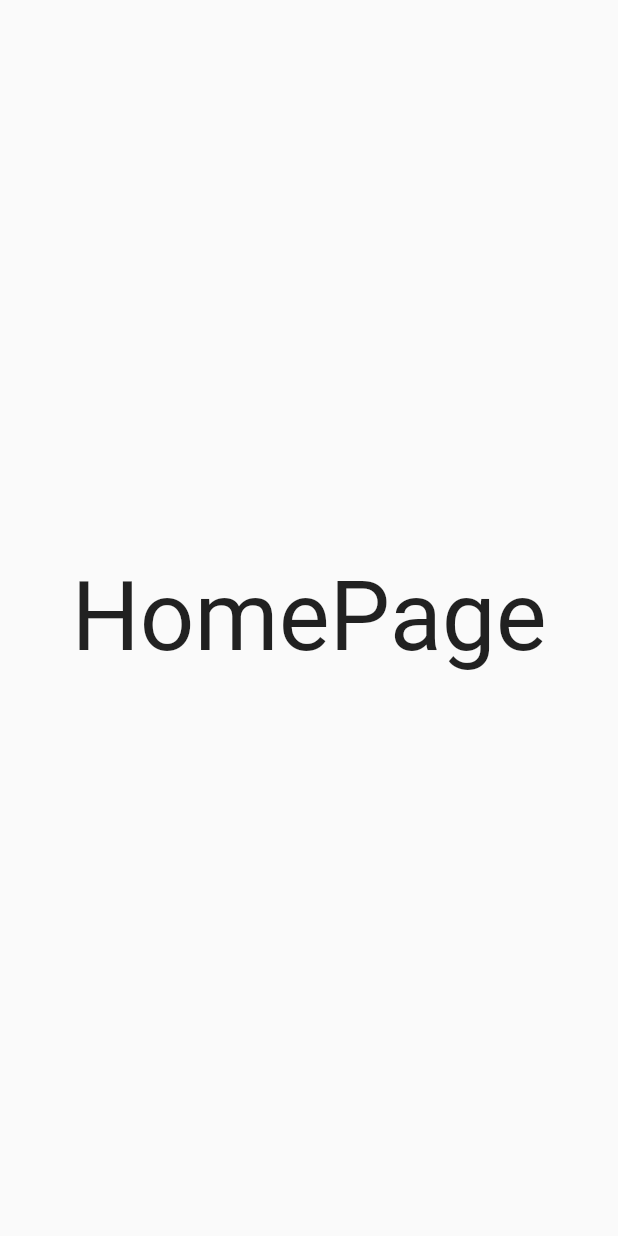
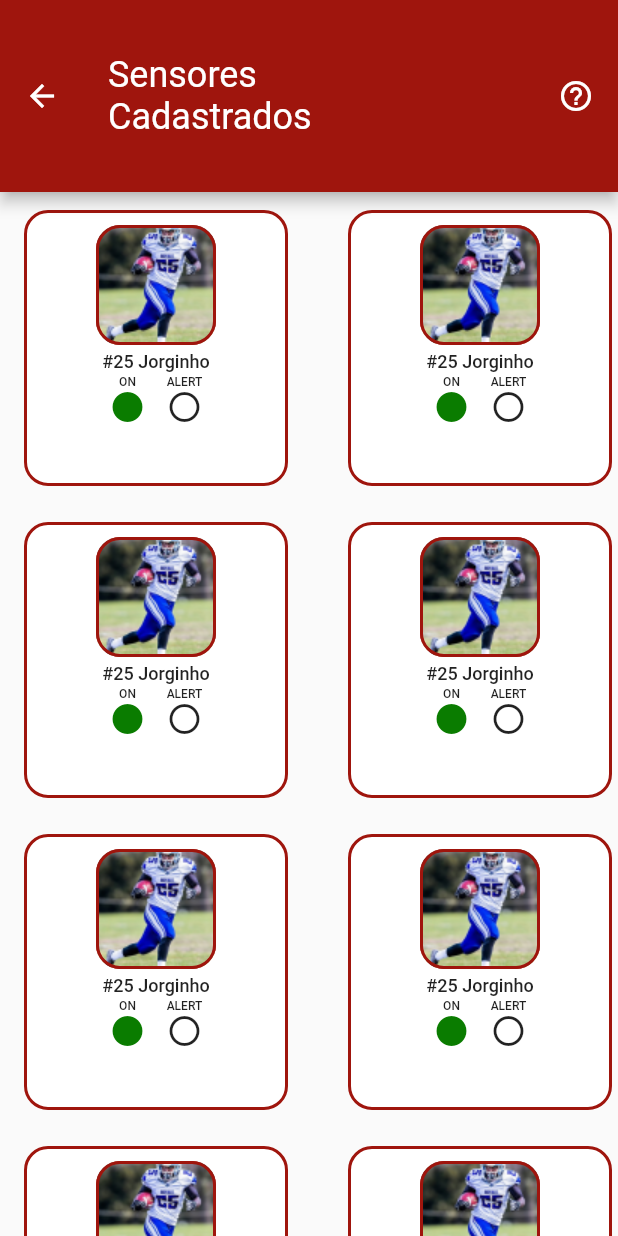
Before and after one commit to MateusFerroAntunesdeOliveira/sixth_sense, a Flutter app: the HomePage screen opened directly, on a phone screen of 412 x 824 dp. Run offline on Flutter 3.47's test engine with Material 2 defaults, Android fonts, the phone set to English and light mode, and no system bars.

Commit message:
home_page em andamento - Arrumar GridView

```diff
--- a/lib/src/app.dart
+++ b/lib/src/app.dart
@@ -15,8 +15,8 @@ class MyApp extends StatelessWidget {
       debugShowCheckedModeBanner: false,
       initialRoute: "/",
       routes: {
-        // "/": (_) => const HomePage(),
-        "/": (_) => const LoginPage(),
+        // "/": (_) => const LoginPage(),
+        "/": (_) => const HomePage(),
         // "/": (_) => const SplashCreen(),
       },
       localizationsDelegates: const [
--- a/lib/src/pages/home/home_page.dart
+++ b/lib/src/pages/home/home_page.dart
@@ -1,17 +1,91 @@
+// ignore_for_file: prefer_const_constructors
+
 import 'package:flutter/material.dart';
 
 class HomePage extends StatelessWidget {
   const HomePage({Key? key}) : super(key: key);
 
+  Widget _gridView() => GridView.count(
+        //TODO Arrumar GridView
+        crossAxisCount: 2,
+        mainAxisSpacing: 12,
+        crossAxisSpacing: 20,
+        children: List.generate(30, (index) {
+          return Container(
+            height: 150,
+            width: 96,
+            margin: EdgeInsets.only(top: 12, left: 16, right: 4),
+            decoration: BoxDecoration(
+              color: Colors.white,
+              border: Border.all(color: Color(0xFF9F150D), width: 2),
+              borderRadius: BorderRadius.circular(16),
+            ),
+            child: Column(
+              children: [
+                //-> Imagem e borda
+                Container(
+                  width: 80,
+                  height: 80,
+                  margin: EdgeInsets.only(top: 8, left: 8, right: 8, bottom: 4),
+                  decoration: BoxDecoration(
+                    image: DecorationImage(
+                      image: AssetImage("assets/images/Player.png"),
+                      fit: BoxFit.none,
+                    ),
+                    border: Border.all(color: Color(0xFF9F150D), width: 2),
+                    borderRadius: BorderRadius.circular(16),
+                  ),
+                ),
+                //-> Texto Player
+                Text(
+                  "#25 Jorginho",
+                  style: TextStyle(
+                    fontSize: 12,
+                    fontWeight: FontWeight.w500,
+                  ),
+                ),
+                SizedBox(height: 2),
+                //-> Botoes ON e ALERT
+                Row(
+                  mainAxisAlignment: MainAxisAlignment.center,
+                  children: [
+                    Column(
+                      children: const [
+                        Text("ON", style: TextStyle(fontSize: 8, fontWeight: FontWeight.w500)),
+                        Icon(Icons.circle, color: Color(0xFF0A7C00)),
+                      ],
+                    ),
+                    SizedBox(width: 14),
+                    Column(
+                      children: const [
+                        Text("ALERT", style: TextStyle(fontSize: 8, fontWeight: FontWeight.w500)),
+                        Icon(Icons.circle_outlined),
+                      ],
+                    ),
+                  ],
+                ),
+              ],
+            ),
+          );
+        }),
+      );
+
   @override
   Widget build(BuildContext context) {
-    return const Scaffold(
-      body: Center(
-        child: Text(
-          "HomePage",
-          style: TextStyle(fontSize: 64),
+    return Scaffold(
+      appBar: AppBar(
+        backgroundColor: const Color(0xFF9F150D),
+        toolbarHeight: 128,
+        title: const Text(
+          "Sensores\nCadastrados",
+          style: TextStyle(fontSize: 24, fontWeight: FontWeight.normal),
         ),
+        actions: const [
+          Icon(Icons.help_outline_outlined, size: 24),
+          SizedBox(width: 16),
+        ],
       ),
+      body: _gridView(),
     );
   }
 }
--- a/lib/src/pages/splash/splash_page.dart
+++ b/lib/src/pages/splash/splash_page.dart
@@ -12,7 +12,7 @@ class SplashCreen extends StatelessWidget {
           image: DecorationImage(
             image: AssetImage("assets/images/Logo.png"),
             fit: BoxFit.none,
-          )
+          ),
         ),
       ),
     );
--- a/pubspec.yaml
+++ b/pubspec.yaml
@@ -27,6 +27,7 @@ flutter:
 
   assets:
     - assets/images/Logo.png
+    - assets/images/Player.png
 
   # fonts:
   #   - family: Schyler
```
Also changed, not shown: assets/images/Player.png (added), 1 other file.
